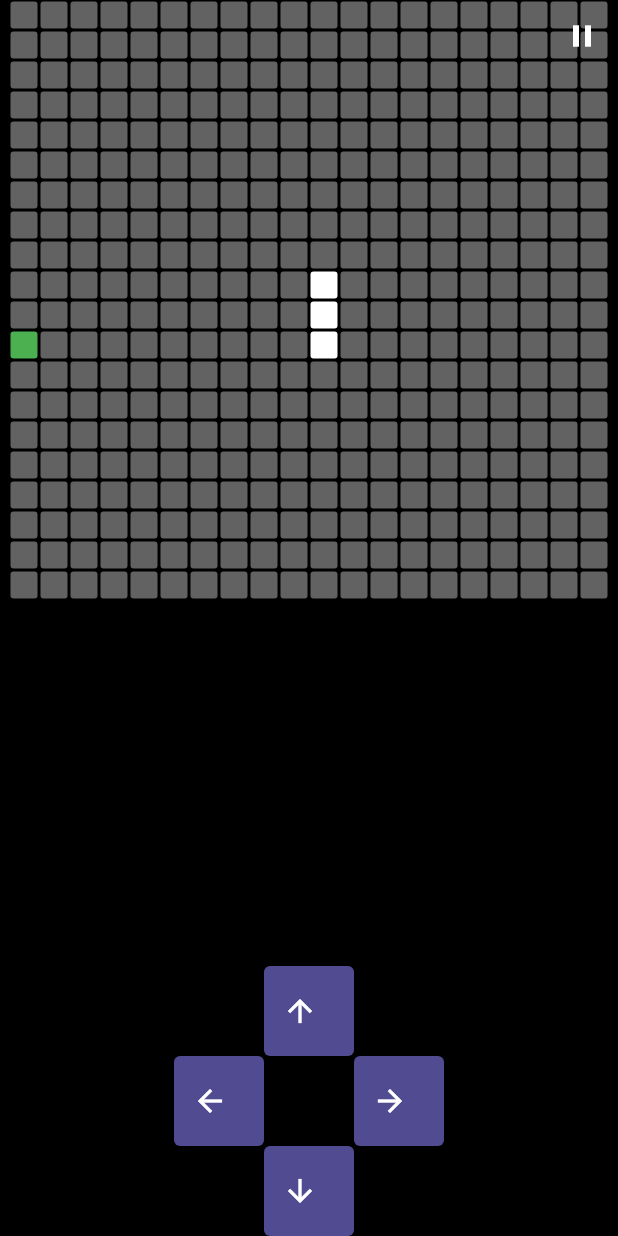
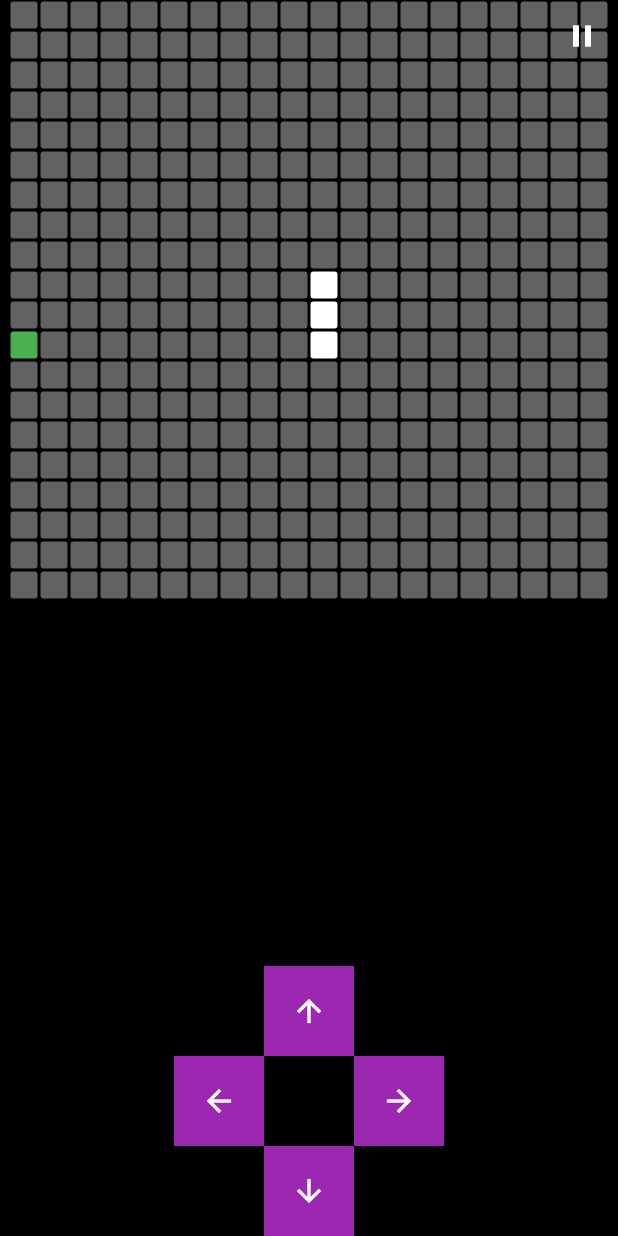
Before and after one commit to BehemothDi/flutterSnake, a Flutter app: the screen it shows after launch, on a phone screen of 412 x 824 dp. Run offline on Flutter 3.47's test engine with Material 2 defaults, Android fonts, the phone set to English and light mode, and no system bars; our stand-ins replace audioplayers, flutter_riverpod, freezed_annotation.

Commit message:
Обновлены кнопки навигации 2.0

```diff
--- a/lib/ui/level_widget.dart
+++ b/lib/ui/level_widget.dart
@@ -102,47 +102,43 @@ class ControllerWidget extends ConsumerWidget {
           9,
               (index) {
             if (index == 1) {
-              return ElevatedButton.icon(
-                onPressed: () {
+              return InkWell(
+                onTap: () {
                   snakeNotifier.turn(Direction.top);
                 },
-                icon: const Icon(Icons.arrow_upward),
-                label: const SizedBox.shrink(),
-                style: ElevatedButton.styleFrom(
-                  backgroundColor: const Color.fromRGBO(81, 75, 145, 1.0),
+                child: Container(
+                  color: Colors.purple,
+                  child: const Icon(Icons.arrow_upward),
                 ),
               );
             } else if (index == 3) {
-              return ElevatedButton.icon(
-                onPressed: () {
+              return InkWell(
+                onTap: () {
                   snakeNotifier.turn(Direction.left);
                 },
-                icon: const Icon(Icons.arrow_back),
-                label: const SizedBox.shrink(),
-                style: ElevatedButton.styleFrom(
-                  backgroundColor: const Color.fromRGBO(81, 75, 145, 1.0),
+                child: Container(
+                  color: Colors.purple,
+                  child: const Icon(Icons.arrow_back),
                 ),
               );
             } else if (index == 5) {
-              return ElevatedButton.icon(
-                onPressed: () {
+              return InkWell(
+                onTap: () {
                   snakeNotifier.turn(Direction.right);
                 },
-                icon: const Icon(Icons.arrow_forward),
-                label: const SizedBox.shrink(),
-                style: ElevatedButton.styleFrom(
-                  backgroundColor: const Color.fromRGBO(81, 75, 145, 1.0),
+                child: Container(
+                  color: Colors.purple,
+                  child: const Icon(Icons.arrow_forward),
                 ),
               );
             } else if (index == 7) {
-              return ElevatedButton.icon(
-                onPressed: () {
+              return InkWell(
+                onTap: () {
                   snakeNotifier.turn(Direction.bottom);
                 },
-                icon: const Icon(Icons.arrow_downward),
-                label: const SizedBox.shrink(),
-                style: ElevatedButton.styleFrom(
-                  backgroundColor: const Color.fromRGBO(81, 75, 145, 1.0),
+                child: Container(
+                  color: Colors.purple,
+                  child: const Icon(Icons.arrow_downward),
                 ),
               );
             } else {
```
